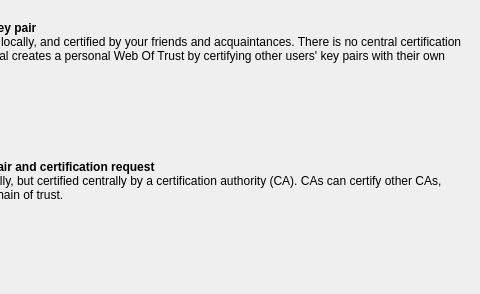
Above: newcertificatewizard/chooseprotocolpage.ui from sensama/kleopatra before the change; both pictures show x 212 to 692 and y 0 to 294 of the 692 by 294 pixel window. Below: the same form after it.
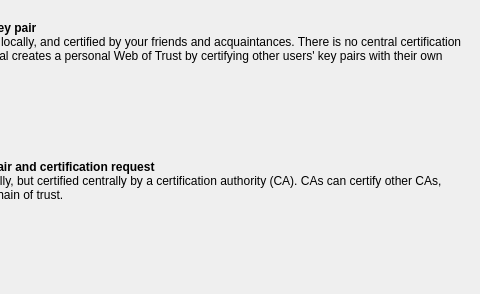
That is the form after the change.

Diff of the .ui file:
```diff
--- a/newcertificatewizard/chooseprotocolpage.ui
+++ b/newcertificatewizard/chooseprotocolpage.ui
@@ -31,7 +31,7 @@
       <bool>true</bool>
      </property>
      <property name="description" >
-      <string>OpenPGP key pairs are created locally, and certified by your friends and acquaintances. There is no central certification authority; instead, every individual creates a personal Web Of Trust by certifying other users' key pairs with their own certificate.</string>
+      <string>OpenPGP key pairs are created locally, and certified by your friends and acquaintances. There is no central certification authority; instead, every individual creates a personal Web of Trust by certifying other users' key pairs with their own certificate.</string>
      </property>
     </widget>
    </item>
```
